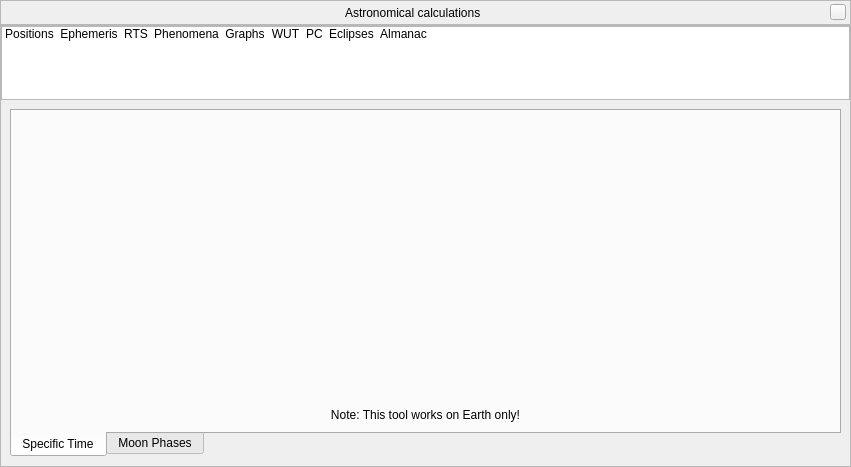
Stellarium/stellarium, file src/gui/astroCalcDialog.ui: the form before one commit.
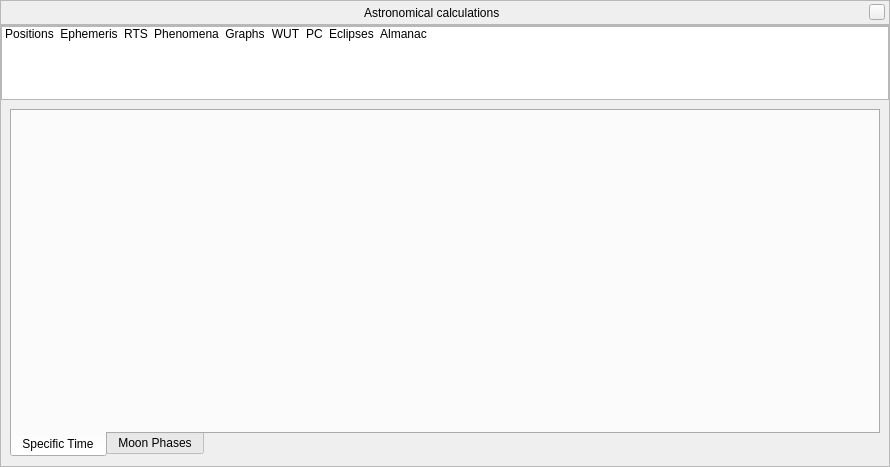
The form after the commit. Icons and pictures are not drawn. Custom widgets are drawn as their Qt base class.

Diff of the .ui file:
```diff
--- a/src/gui/astroCalcDialog.ui
+++ b/src/gui/astroCalcDialog.ui
@@ -6,7 +6,7 @@
    <rect>
     <x>0</x>
     <y>0</y>
-    <width>851</width>
+    <width>890</width>
     <height>467</height>
    </rect>
   </property>
@@ -3136,16 +3136,6 @@
                 </property>
                </spacer>
               </item>
-              <item row="2" column="0">
-               <widget class="QLabel" name="labelNoteST">
-                <property name="text">
-                 <string>Note: This tool works on Earth only!</string>
-                </property>
-                <property name="alignment">
-                 <set>Qt::AlignCenter</set>
-                </property>
-               </widget>
-              </item>
              </layout>
             </widget>
             <widget class="QWidget" name="tabMoonPhases">
```
Left out of the diff: 12 changed lines with no effect on the pictures.
